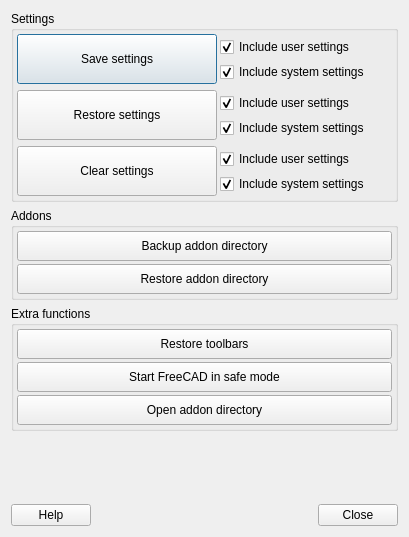
Qt form Resources/ui/ui_Dialog.ui (APEbbers/SaveAndRestore) before a commit.
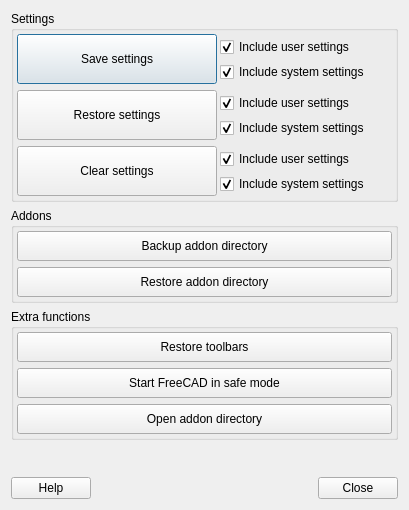
The same form after that commit.

Patch:
```diff
--- a/Resources/ui/ui_Dialog.ui
+++ b/Resources/ui/ui_Dialog.ui
@@ -7,7 +7,7 @@
     <x>0</x>
     <y>0</y>
     <width>409</width>
-    <height>537</height>
+    <height>510</height>
    </rect>
   </property>
   <property name="windowTitle">
@@ -251,9 +251,12 @@
       <property name="bottomMargin">
        <number>3</number>
       </property>
-      <property name="spacing">
+      <property name="horizontalSpacing">
        <number>3</number>
       </property>
+      <property name="verticalSpacing">
+       <number>6</number>
+      </property>
       <item row="0" column="0">
        <widget class="QPushButton" name="BackupMod">
         <property name="sizePolicy">
@@ -313,9 +316,12 @@
       <property name="bottomMargin">
        <number>3</number>
       </property>
-      <property name="spacing">
+      <property name="horizontalSpacing">
        <number>3</number>
       </property>
+      <property name="verticalSpacing">
+       <number>6</number>
+      </property>
       <item row="2" column="0">
        <widget class="QPushButton" name="OpenModDir">
         <property name="minimumSize">
```
